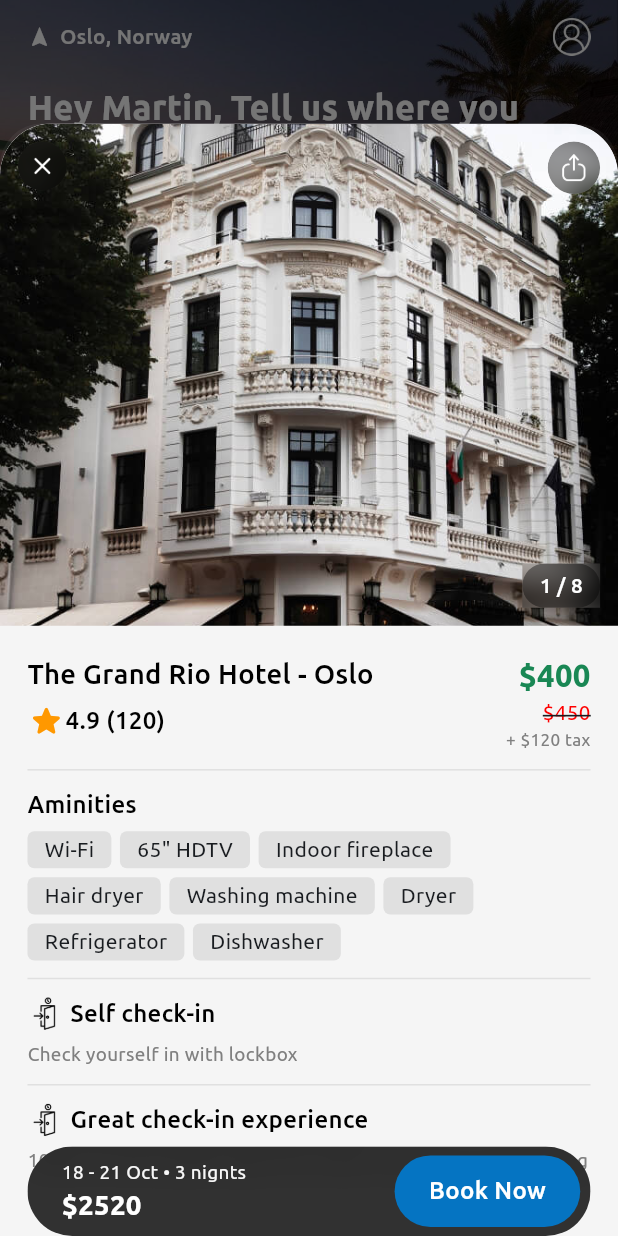
After one commit to priyesh-techabbot/hotel_booking_ui, a Flutter app: the screen it shows after launch, after a tap on "The Grand Rio Hotel - Oslo", on a phone screen of 412 x 824 dp. The commit adds this screen. Run offline on Flutter 3.47's test engine with Material 3 defaults, Android fonts, the phone set to English and light mode, and no system bars; our stand-ins replace flutter_screenutil, get.

Commit message:
hotel detail ui

```diff
--- a/lib/screens/discover/widget/home_top_search_view.dart
+++ b/lib/screens/discover/widget/home_top_search_view.dart
@@ -64,7 +64,7 @@ class HomeTopSearchView extends StatelessWidget {
                       ),
                       Image.asset(
                         AssetsRes.user,
-                        height: Globals.instance.largeScreen ? 25.h : 20.h,
+                        height: 22.sp,
                         color: ColorRes.white,
                       ),
                     ],
@@ -97,7 +97,7 @@ class HomeTopSearchView extends StatelessWidget {
                             Image.asset(
                               AssetsRes.search,
                               color: ColorRes.white,
-                              height: 16.h,
+                              height: 20.sp,
                             ),
                             SizedBox(width: 10.w),
                             Expanded(
--- a/lib/screens/discover/widget/hotel_item_view.dart
+++ b/lib/screens/discover/widget/hotel_item_view.dart
@@ -1,6 +1,8 @@
 import 'package:flutter/material.dart';
 import 'package:flutter_screenutil/flutter_screenutil.dart';
+import 'package:get/get.dart';
 import 'package:hotel_booking_ui/model/hotel_model.dart';
+import 'package:hotel_booking_ui/screens/hotel_detail/hotel_detail_screen.dart';
 import 'package:hotel_booking_ui/utils/color_res.dart';
 import 'package:hotel_booking_ui/utils/style.dart';
 
@@ -10,7 +12,21 @@ class HotelItemView extends StatelessWidget {
 
   @override
   Widget build(BuildContext context) {
-    return Container(
+    return InkWell(
+      onTap: () {
+        showModalBottomSheet(
+    context: context,
+    isScrollControlled: true,
+    backgroundColor: Colors.transparent,
+    builder: (context) {
+      return FractionallySizedBox(
+        heightFactor: 0.9,
+
+        child: HotelDetailScreen(data),
+      );
+    });
+      },
+      child: Container(
         height: 220.h,
         decoration: BoxDecoration(
           color: ColorRes.white,
@@ -39,11 +55,36 @@ class HotelItemView extends StatelessWidget {
                 crossAxisAlignment: CrossAxisAlignment.start,
                 mainAxisAlignment: MainAxisAlignment.start,
                 children: [
-                Text(
+                  Row(
+                    children: [
+                      Expanded(
+                        child: Text(
                           data.name,
+                          maxLines: 1,
+                          overflow: TextOverflow.ellipsis,
                           style: Style.textStyle(
                             fontWeight: FontWeight.w500,
                           ),
+                        ),
+                      ),
+                      SizedBox(width: 6.w),
+                      Row(
+                        children: [
+                          Icon(
+                            Icons.star_rounded,
+                            size: 18.sp,
+                            color: Colors.orange,
+                          ),
+                          Text(
+                            '${data.rating} (${data.review})',
+                            style: Style.textStyle(
+                              fontWeight: FontWeight.w500,
+                              fontSize: 12,
+                            ),
+                          ),
+                        ],
+                      )
+                    ],
                   ),
                   SizedBox(height: 2.h),
                   Text(
@@ -61,15 +102,6 @@ class HotelItemView extends StatelessWidget {
                       RichText(
                         text: TextSpan(
                           children: [
-
-                          TextSpan(
-                            text: '\$${data.offerPrice}  ',
-                            style: Style.textStyle(
-                              fontSize: 14,
-                              fontWeight: FontWeight.w500,
-                              color: ColorRes.black,
-                            ),
-                          ),
                             TextSpan(
                               text: '\$${data.price}',
                               style: Style.textStyle(
@@ -79,10 +111,18 @@ class HotelItemView extends StatelessWidget {
                               ),
                             ),
                             TextSpan(
+                              text: '  \$${data.offerPrice}',
+                              style: Style.textStyle(
+                                fontSize: 14,
+                                fontWeight: FontWeight.w500,
+                                color: ColorRes.black,
+                              ),
+                            ),
+                            TextSpan(
                               text: '  + tax',
                               style: Style.textStyle(
                                 fontSize: 10,
-                              color: ColorRes.lightGrey,
+                                color: ColorRes.grey,
                               ),
                             ),
                           ],
@@ -100,7 +140,8 @@ class HotelItemView extends StatelessWidget {
                               ),
                             ),
                             TextSpan(
-                            text: '\$${data.offerPrice * data.bedInfo.bedroom}',
+                              text:
+                                  '\$${data.offerPrice * data.bedInfo.bedroom}',
                               style: Style.textStyle(
                                 fontWeight: FontWeight.bold,
                                 color: ColorRes.successColor,
@@ -111,7 +152,7 @@ class HotelItemView extends StatelessWidget {
                               text: '  + tax',
                               style: Style.textStyle(
                                 fontSize: 10,
-                              color: ColorRes.lightGrey,
+                                color: ColorRes.grey,
                               ),
                             ),
                           ],
@@ -124,6 +165,7 @@ class HotelItemView extends StatelessWidget {
             ),
           ],
         ),
+      ),
     );
   }
 }
--- /dev/null
+++ b/lib/screens/hotel_detail/hotel_detail_screen.dart
@@ -0,0 +1,355 @@
+import 'dart:ui';
+
+import 'package:flutter/material.dart';
+import 'package:flutter_screenutil/flutter_screenutil.dart';
+import 'package:get/get.dart';
+import 'package:hotel_booking_ui/model/hotel_model.dart';
+import 'package:hotel_booking_ui/services/global_service.dart';
+import 'package:hotel_booking_ui/utils/assets_res.dart';
+import 'package:hotel_booking_ui/utils/color_res.dart';
+import 'package:hotel_booking_ui/utils/common/evolved_button.dart';
+import 'package:hotel_booking_ui/utils/style.dart';
+
+class HotelDetailScreen extends StatefulWidget {
+  final HotelModel data;
+  const HotelDetailScreen(this.data, {super.key});
+
+  @override
+  State<HotelDetailScreen> createState() => _HotelDetailScreenState();
+}
+
+class _HotelDetailScreenState extends State<HotelDetailScreen> {
+  RxInt imageIndex = RxInt(0);
+  @override
+  Widget build(BuildContext context) {
+    return ClipRRect(
+      borderRadius: BorderRadius.only(
+        topLeft: Radius.circular(30.r),
+        topRight: Radius.circular(30.r),
+      ),
+      child: Scaffold(
+        body: SingleChildScrollView(
+          child: Column(
+            crossAxisAlignment: CrossAxisAlignment.start,
+            children: [
+              Stack(
+                children: [
+                  ClipRRect(
+                    borderRadius: BorderRadius.only(
+                      topLeft: Radius.circular(30.r),
+                      topRight: Radius.circular(30.r),
+                    ),
+                    child: AspectRatio(
+                      aspectRatio: 16 / 13,
+                      child: PageView.builder(
+                        onPageChanged: (value) {
+                          imageIndex.value = value;
+                        },
+                        itemBuilder: (context, index) {
+                          return Image.asset(
+                            widget.data.image[index],
+                            width: double.maxFinite,
+                            fit: BoxFit.cover,
+                          );
+                        },
+                        scrollDirection: Axis.horizontal,
+                        itemCount: widget.data.image.length,
+                      ),
+                    ),
+                  ),
+                  Positioned(
+                    top: 10.h,
+                    left: 10.h,
+                    child: InkWell(
+                      onTap: () => Get.back(),
+                      child: ClipOval(
+                        child: BackdropFilter(
+                          filter: ImageFilter.blur(sigmaX: 10.0, sigmaY: 10.0),
+                          child: Container(
+                            decoration: BoxDecoration(
+                              color: ColorRes.black.withOpacity(0.4),
+                              shape: BoxShape.circle,
+                            ),
+                            padding: EdgeInsets.all(6.h),
+                            child: Image.asset(
+                              AssetsRes.close,
+                              height: 16.sp,
+                              color: ColorRes.white,
+                            ),
+                          ),
+                        ),
+                      ),
+                    ),
+                  ),
+                  Positioned(
+                    top: 10.h,
+                    right: 10.h,
+                    child: ClipOval(
+                      child: BackdropFilter(
+                        filter: ImageFilter.blur(sigmaX: 10.0, sigmaY: 10.0),
+                        child: Container(
+                          decoration: BoxDecoration(
+                            color: ColorRes.black.withOpacity(0.4),
+                            shape: BoxShape.circle,
+                          ),
+                          padding: EdgeInsets.all(6.h),
+                          child: Image.asset(
+                            AssetsRes.share,
+                            height: 18.sp,
+                            color: ColorRes.white,
+                          ),
+                        ),
+                      ),
+                    ),
+                  ),
+                  Positioned(
+                    bottom: 10.h,
+                    right: 10.h,
+                    child: ClipRRect(
+                      child: BackdropFilter(
+                        filter: ImageFilter.blur(sigmaX: 10.0, sigmaY: 10.0),
+                        child: Container(
+                          decoration: BoxDecoration(
+                            color: ColorRes.black.withOpacity(0.4),
+                            borderRadius: BorderRadius.circular(30.r),
+                          ),
+                          padding: EdgeInsets.symmetric(
+                              horizontal: 10.w, vertical: 4.h),
+                          child: Obx(
+                            () => Text(
+                              '${imageIndex.value + 1} / ${widget.data.image.length}',
+                              style: Style.textStyle(
+                                color: ColorRes.white,
+                                fontSize: 12,
+                                fontWeight: FontWeight.w500,
+                              ),
+                            ),
+                          ),
+                        ),
+                      ),
+                    ),
+                  ),
+                ],
+              ),
+              Padding(
+                padding: EdgeInsets.symmetric(horizontal: 16.w, vertical: 16.h),
+                child: Column(
+                  crossAxisAlignment: CrossAxisAlignment.start,
+                  mainAxisAlignment: MainAxisAlignment.start,
+                  children: [
+                    Row(
+                      crossAxisAlignment: CrossAxisAlignment.start,
+                      children: [
+                        Expanded(
+                          child: Column(
+                            crossAxisAlignment: CrossAxisAlignment.start,
+                            children: [
+                              Text(
+                                widget.data.name,
+                                style: Style.textStyle(
+                                  fontSize: 16,
+                                  fontWeight: FontWeight.w500,
+                                ),
+                              ),
+                              SizedBox(height: 5.h),
+                              Row(
+                                children: [
+                                  Icon(
+                                    Icons.star_rounded,
+                                    size: 22.sp,
+                                    color: Colors.orange,
+                                  ),
+                                  Text(
+                                    '${widget.data.rating} (${widget.data.review})',
+                                    style: Style.textStyle(
+                                      fontWeight: FontWeight.w500,
+                                    ),
+                                  ),
+                                ],
+                              ),
+                            ],
+                          ),
+                        ),
+                        Column(
+                          crossAxisAlignment: CrossAxisAlignment.end,
+                          children: [
+                            Text(
+                              '  \$${widget.data.offerPrice}',
+                              style: Style.textStyle(
+                                fontSize: 18,
+                                fontWeight: FontWeight.bold,
+                                color: ColorRes.successColor,
+                              ),
+                            ),
+                            Text(
+                              '\$${widget.data.price}',
+                              style: Style.textStyle(
+                                decoration: TextDecoration.lineThrough,
+                                fontSize: 12,
+                                color: ColorRes.errorColor,
+                              ),
+                            ),
+                            Text(
+                              '+ \$${widget.data.tax} tax',
+                              style: Style.textStyle(
+                                fontSize: 10,
+                                color: ColorRes.grey,
+                              ),
+                            ),
+                          ],
+                        ),
+                      ],
+                    ),
+                    Divider(height: 20.h, color: ColorRes.ultraLightGrey),
+                    Text(
+                      'Aminities',
+                      style: Style.textStyle(
+                        fontWeight: FontWeight.w500,
+                      ),
+                    ),
+                    SizedBox(height: 5.h),
+                    Wrap(
+                      runSpacing: 5.h,
+                      spacing: 5.w,
+                      children: [
+                        'Wi-Fi',
+                        '65" HDTV',
+                        'Indoor fireplace',
+                        'Hair dryer',
+                        'Washing machine',
+                        'Dryer',
+                        'Refrigerator',
+                        'Dishwasher'
+                      ]
+                          .map(
+                            (e) => Container(
+                              decoration: BoxDecoration(
+                                color: ColorRes.ultraLightGrey,
+                                borderRadius: BorderRadius.circular(4.r),
+                              ),
+                              padding: EdgeInsets.symmetric(
+                                horizontal: 10.w,
+                                vertical: 2.h,
+                              ),
+                              child: Text(e),
+                            ),
+                          )
+                          .toList(),
+                    ),
+                    Divider(height: 20.h, color: ColorRes.ultraLightGrey),
+                    Row(
+                      children: [
+                        Image.asset(
+                          AssetsRes.checkin,
+                          height: 20.sp,
+                          color: ColorRes.black,
+                        ),
+                        SizedBox(width: 5.w),
+                        Text(
+                          'Self check-in',
+                          style: Style.textStyle(
+                            fontWeight: FontWeight.w500,
+                          ),
+                        ),
+                      ],
+                    ),
+                    SizedBox(height: 5.h),
+                    Text(
+                      'Check yourself in with lockbox',
+                      style: Style.textStyle(
+                        color: ColorRes.grey,
+                        fontSize: 11,
+                      ),
+                    ),
+                    Divider(height: 20.h, color: ColorRes.ultraLightGrey),
+                    Row(
+                      children: [
+                        Image.asset(
+                          AssetsRes.checkin,
+                          height: 20.sp,
+                          color: ColorRes.black,
+                        ),
+                        SizedBox(width: 5.w),
+                        Text(
+                          'Great check-in experience',
+                          style: Style.textStyle(
+                            fontWeight: FontWeight.w500,
+                          ),
+                        ),
+                      ],
+                    ),
+                    SizedBox(height: 5.h),
+                    Text(
+                      '100% of recent guests gave the check-in process a 5-star rating',
+                      style: Style.textStyle(
+                        color: ColorRes.grey,
+                        fontSize: 11,
+                      ),
+                    ),
+                    SafeArea(top: false, child: SizedBox(height: 50.h)),
+                  ],
+                ),
+              ),
+            ],
+          ),
+        ),
+        extendBody: true,
+        bottomNavigationBar: SafeArea(
+          child: Padding(
+            padding: EdgeInsets.symmetric(horizontal: 16.w),
+            child: ClipRRect(
+              borderRadius: BorderRadius.circular(90.r),
+              child: BackdropFilter(
+                filter: ImageFilter.blur(sigmaX: 10, sigmaY: 10),
+                child: Container(
+                  height: Globals.instance.largeScreen ? 60.h : 50.h,
+                  decoration: BoxDecoration(
+                    color: ColorRes.black.withOpacity(0.8),
+                  ),
+                  padding: EdgeInsets.only(left: 20.w, right: 6.w,top: 5.h,bottom: 5.h,),
+                  child: Row(
+                    crossAxisAlignment: CrossAxisAlignment.center,
+                    children: [
+                      Expanded(
+                        child: Column(
+                          mainAxisAlignment: MainAxisAlignment.center,
+                          crossAxisAlignment: CrossAxisAlignment.start,
+                          children: [
+                            Text(
+                              '18 - 21 Oct • 3 nignts',
+                              style: Style.textStyle(
+                                color: ColorRes.darkWhite,
+                                fontSize: 11,
+                              ),
+                            ),
+                            Text(
+                              '\$${3 * widget.data.offerPrice * widget.data.bedInfo.bedroom + widget.data.tax}',
+                              style: Style.textStyle(
+                                fontWeight: FontWeight.w600,
+                                color: ColorRes.white,
+                                fontSize: 16,
+                              ),
+                            ),
+                          ],
+                        ),
+                      ),
+                      EvolvedButton(
+                        title: 'Book Now',
+                        onTap: () {},
+                        dynamicSize: true,
+                        padding: EdgeInsets.symmetric(
+                          horizontal: 20.w,
+                          vertical: 6.h,
+                        ),
+                      )
+                    ],
+                  ),
+                ),
+              ),
+            ),
+          ),
+        ),
+      ),
+    );
+  }
+}
--- a/lib/utils/assets_res.dart
+++ b/lib/utils/assets_res.dart
@@ -35,5 +35,7 @@ class AssetsRes {
   static const message = '$icons/message.png';
   static const search = '$icons/search.png';
   static const share = '$icons/share.png';
+  static const close = '$icons/close.png';
+  static const checkin = '$icons/check-in.png';
   static const user = '$icons/user.png';
 }
--- a/lib/utils/common/evolved_button.dart
+++ b/lib/utils/common/evolved_button.dart
@@ -75,8 +75,7 @@ class EvolvedButton extends StatelessWidget {
           style: textStyle ??
               Style.textStyle(
                 color: ColorRes.white,
-                fontSize: 16,
-                fontWeight: FontWeight.w600,
+                fontWeight: FontWeight.w500,
               ),
         ),
       ),
```
Also changed, not shown: assets/icons/check-in.png (added), assets/icons/close.png (added). Lines whose indentation alone changed are shown as unchanged.
